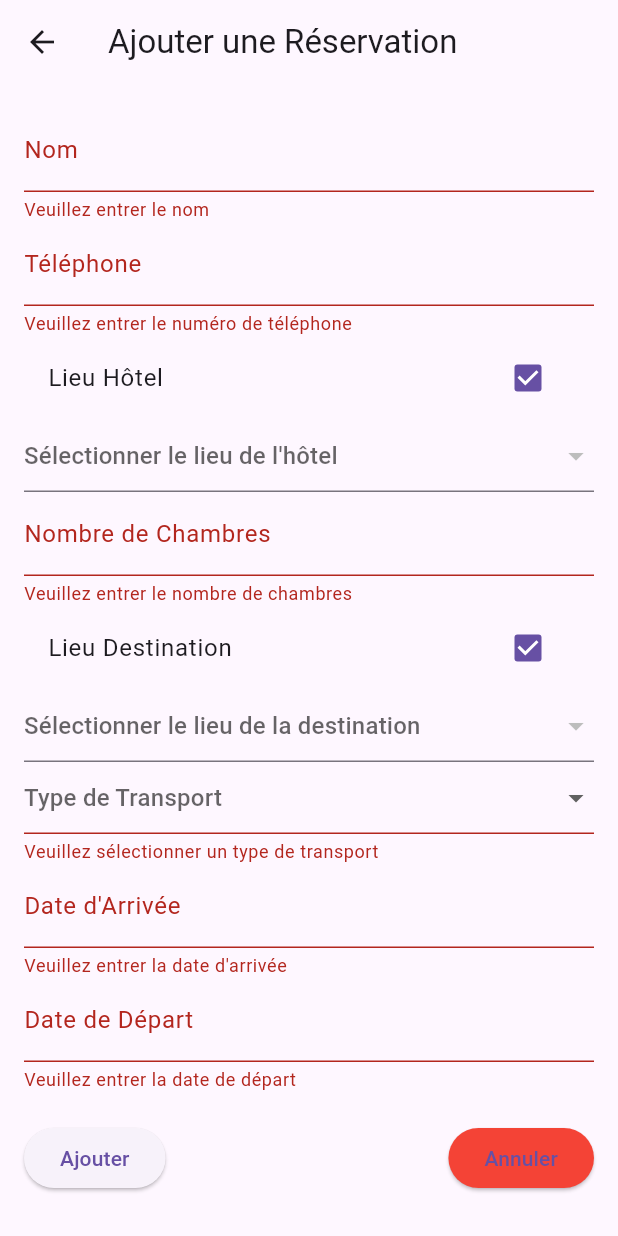
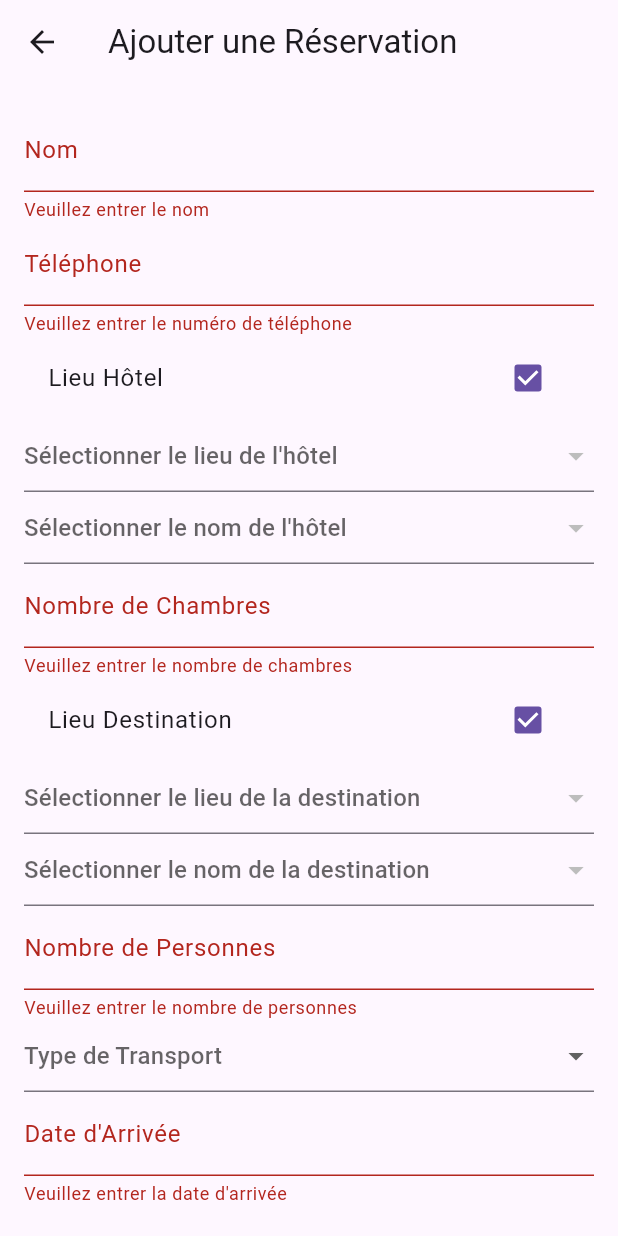
Before and after one commit to Tatiannah/Travel_Flutter_App, a Flutter app: the AddReservationScreen screen opened directly, after a tap on "Lieu Hôtel", after a tap on "Lieu Destination", after a tap on "Ajouter", on a phone screen of 412 x 824 dp. Run offline on Flutter 3.47's test engine with Material 3 defaults, Android fonts, the phone set to English and light mode, and no system bars; our stand-ins replace image_picker, sqflite; accounts and stored records are empty.

```diff
--- a/lib/models/reservation.dart
+++ b/lib/models/reservation.dart
@@ -6,12 +6,11 @@ class Reservation {
   String lieuHotel;
   String nomDestination;
   String lieuDestination;
-  int nbrChambre;
-  int nbrPers;
+  int nbr_chambre;
+  int nbr_pers;
   String typeTransport;
   String dateArrivee;
   String dateDepart;
-  String statut;
 
   Reservation({
     required this.id,
@@ -21,15 +20,14 @@ class Reservation {
     required this.lieuHotel,
     required this.nomDestination,
     required this.lieuDestination,
-    required this.nbrChambre,
-    required this.nbrPers,
+    required this.nbr_chambre,
+    required this.nbr_pers,
     required this.typeTransport,
     required this.dateArrivee,
     required this.dateDepart,
-    required this.statut,
   });
 
-  factory Reservation.fromMap(Map<String, dynamic> json) => new Reservation(
+  factory Reservation.fromMap(Map<String, dynamic> json) => Reservation(
     id: json['id'],
     nom: json['nom'],
     phone: json['phone'],
@@ -37,12 +35,11 @@ class Reservation {
     lieuHotel: json['lieuHotel'],
     nomDestination: json['nomDestination'],
     lieuDestination: json['lieuDestination'],
-    nbrChambre: json['nbrChambre'],
-    nbrPers: json['nbrPers'],
+    nbr_chambre: json['nbr_chambre'],
+    nbr_pers: json['nbr_pers'],
     typeTransport: json['typeTransport'],
     dateArrivee: json['dateArrivee'],
     dateDepart: json['dateDepart'],
-    statut: json['statut'],
   );
 
   Map<String, dynamic> toMap() => {
@@ -53,11 +50,10 @@ class Reservation {
     'lieuHotel': lieuHotel,
     'nomDestination': nomDestination,
     'lieuDestination': lieuDestination,
-    'nbrChambre': nbrChambre,
-    'nbrPers': nbrPers,
+    'nbr_chambre': nbr_chambre,
+    'nbr_pers': nbr_pers,
     'typeTransport': typeTransport,
     'dateArrivee': dateArrivee,
     'dateDepart': dateDepart,
-    'statut': statut,
   };
 }
--- a/lib/screens/add_reservation_screen.dart
+++ b/lib/screens/add_reservation_screen.dart
@@ -13,17 +13,22 @@ class _AddReservationScreenState extends State<AddReservationScreen> {
   bool _isLieuDestinationChecked = false;
   String? _selectedLieuHotel;
   String? _selectedLieuDestination;
+  String? _selectedNomHotel;
+  String? _selectedNomDestination;
   String? _selectedTypeTransport;
 
   // Controllers
   late TextEditingController _nomController;
   late TextEditingController _phoneController;
   late TextEditingController _nbrChambreController;
+  late TextEditingController _nbrPersController;
   late TextEditingController _dateArriveeController;
   late TextEditingController _dateDepartController;
 
   List<String> _hotelLieux = [];
+  List<String> _hotelNoms = [];
   List<String> _destinationLieux = [];
+  List<String> _destinationNoms = [];
 
   @override
   void initState() {
@@ -31,6 +36,7 @@ class _AddReservationScreenState extends State<AddReservationScreen> {
     _nomController = TextEditingController();
     _phoneController = TextEditingController();
     _nbrChambreController = TextEditingController();
+    _nbrPersController = TextEditingController();
     _dateArriveeController = TextEditingController();
     _dateDepartController = TextEditingController();
     _loadLieux();
@@ -41,6 +47,7 @@ class _AddReservationScreenState extends State<AddReservationScreen> {
     _nomController.dispose();
     _phoneController.dispose();
     _nbrChambreController.dispose();
+    _nbrPersController.dispose();
     _dateArriveeController.dispose();
     _dateDepartController.dispose();
     super.dispose();
@@ -53,6 +60,22 @@ class _AddReservationScreenState extends State<AddReservationScreen> {
     setState(() {
       _hotelLieux = hotelLieux;
       _destinationLieux = destinationLieux;
+    });
+  }
+
+  Future<void> _loadNomHotels(String lieuHotel) async {
+    final noms = await DatabaseHelper.instance.queryHotelNoms(lieuHotel);
+    setState(() {
+      _hotelNoms = noms;
+      _selectedNomHotel = null; // Reset selection
+    });
+  }
+
+  Future<void> _loadNomDestinations(String lieuDestination) async {
+    final noms = await DatabaseHelper.instance.queryDestinationNoms(lieuDestination);
+    setState(() {
+      _destinationNoms = noms;
+      _selectedNomDestination = null; // Reset selection
     });
   }
 
@@ -72,25 +95,45 @@ class _AddReservationScreenState extends State<AddReservationScreen> {
 
   void _addReservation() async {
     if (_formKey.currentState!.validate()) {
+      try {
         final reservation = Reservation(
-        id: 0, // Auto incremented
+          id: 0,
           nom: _nomController.text,
           phone: _phoneController.text,
-        nomHotel: _isLieuHotelChecked ? _selectedLieuHotel ?? '' : '',
+          nomHotel: _isLieuHotelChecked ? _selectedNomHotel ?? '' : '',
           lieuHotel: _isLieuHotelChecked ? _selectedLieuHotel ?? '' : '',
-        nomDestination: _isLieuDestinationChecked ? _selectedLieuDestination ?? '' : '',
+          nomDestination: _isLieuDestinationChecked ? _selectedNomDestination ?? '' : '',
           lieuDestination: _isLieuDestinationChecked ? _selectedLieuDestination ?? '' : '',
-        nbrChambre: int.parse(_nbrChambreController.text),
-        nbrPers: 0, // Assuming not required for this form
+          nbr_chambre: int.parse(_nbrChambreController.text),
+          nbr_pers: int.parse(_nbrPersController.text),
           typeTransport: _selectedTypeTransport ?? '',
           dateArrivee: _dateArriveeController.text,
           dateDepart: _dateDepartController.text,
-        statut: 'en attente', // Default value or you can handle it differently
         );
+
+        print('Réservation à ajouter : ${reservation.toMap()}'); // Débogage
 
         await DatabaseHelper.instance.insertReservation(reservation);
 
         Navigator.pop(context, 'refresh');
+      } catch (e) {
+        print('Erreur : $e'); // Débogage
+        showDialog(
+          context: context,
+          builder: (context) => AlertDialog(
+            title: Text('Erreur'),
+            content: Text('Une erreur est survenue : $e'),
+            actions: [
+              TextButton(
+                onPressed: () {
+                  Navigator.pop(context);
+                },
+                child: Text('OK'),
+              ),
+            ],
+          ),
+        );
+      }
     }
   }
 
@@ -132,8 +175,12 @@ class _AddReservationScreenState extends State<AddReservationScreen> {
       onChanged: (bool? value) {
         setState(() {
           _isLieuHotelChecked = value ?? false;
-                    if (!_isLieuHotelChecked) {
+          if (_isLieuHotelChecked && _selectedLieuHotel != null) {
+            _loadNomHotels(_selectedLieuHotel!);
+          } else {
             _selectedLieuHotel = null;
+            _selectedNomHotel = null;
+            _hotelNoms = [];
           }
         });
       },
@@ -151,10 +198,25 @@ class _AddReservationScreenState extends State<AddReservationScreen> {
           onChanged: (value) {
             setState(() {
               _selectedLieuHotel = value;
+              _loadNomHotels(value!);
             });
           },
         ),
-              ],
+        DropdownButtonFormField<String>(
+          value: _selectedNomHotel,
+          hint: Text('Sélectionner le nom de l\'hôtel'),
+          items: _hotelNoms.map((nom) {
+            return DropdownMenuItem(
+              value: nom,
+              child: Text(nom),
+            );
+          }).toList(),
+          onChanged: (value) {
+            setState(() {
+              _selectedNomHotel = value;
+            });
+          },
+        ),
         TextFormField(
           controller: _nbrChambreController,
           decoration: InputDecoration(labelText: 'Nombre de Chambres'),
@@ -166,14 +228,19 @@ class _AddReservationScreenState extends State<AddReservationScreen> {
             return null;
           },
         ),
+      ],
       CheckboxListTile(
         title: Text('Lieu Destination'),
         value: _isLieuDestinationChecked,
         onChanged: (bool? value) {
           setState(() {
             _isLieuDestinationChecked = value ?? false;
-                    if (!_isLieuDestinationChecked) {
+            if (_isLieuDestinationChecked && _selectedLieuDestination != null) {
+              _loadNomDestinations(_selectedLieuDestination!);
+            } else {
               _selectedLieuDestination = null;
+              _selectedNomDestination = null;
+              _destinationNoms = [];
             }
           });
         },
@@ -191,10 +258,36 @@ class _AddReservationScreenState extends State<AddReservationScreen> {
           onChanged: (value) {
             setState(() {
               _selectedLieuDestination = value;
+              _loadNomDestinations(value!);
             });
           },
         ),
-              ],
+        DropdownButtonFormField<String>(
+          value: _selectedNomDestination,
+          hint: Text('Sélectionner le nom de la destination'),
+          items: _destinationNoms.map((nom) {
+            return DropdownMenuItem(
+              value: nom,
+              child: Text(nom),
+            );
+          }).toList(),
+          onChanged: (value) {
+            setState(() {
+              _selectedNomDestination = value;
+            });
+          },
+        ),
+        TextFormField(
+          controller: _nbrPersController,
+          decoration: InputDecoration(labelText: 'Nombre de Personnes'),
+          keyboardType: TextInputType.number,
+          validator: (value) {
+            if (value == null || value.isEmpty) {
+              return 'Veuillez entrer le nombre de personnes';
+            }
+            return null;
+          },
+        ),
         DropdownButtonFormField<String>(
           value: _selectedTypeTransport,
           hint: Text('Type de Transport'),
@@ -209,13 +302,8 @@ class _AddReservationScreenState extends State<AddReservationScreen> {
               _selectedTypeTransport = value;
             });
           },
-                validator: (value) {
-                  if (value == null || value.isEmpty) {
-                    return 'Veuillez sélectionner un type de transport';
-                  }
-                  return null;
-                },
         ),
+      ],
       TextFormField(
         controller: _dateArriveeController,
         decoration: InputDecoration(labelText: 'Date d\'Arrivée'),
```
Also changed, not shown: lib/screens/edit_reservation_screen.dart (+9 -19 lines), lib/screens/reservation_list_screen.dart (+14 -10 lines), lib/services/database_helper.dart (+38 -7 lines). Lines whose indentation alone changed are shown as unchanged.
